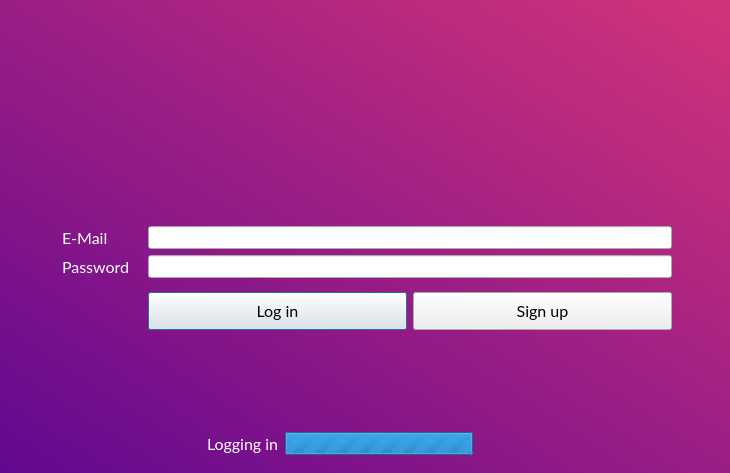
Qt form mainwindow.ui (InamataIO/Flasher) before a commit.
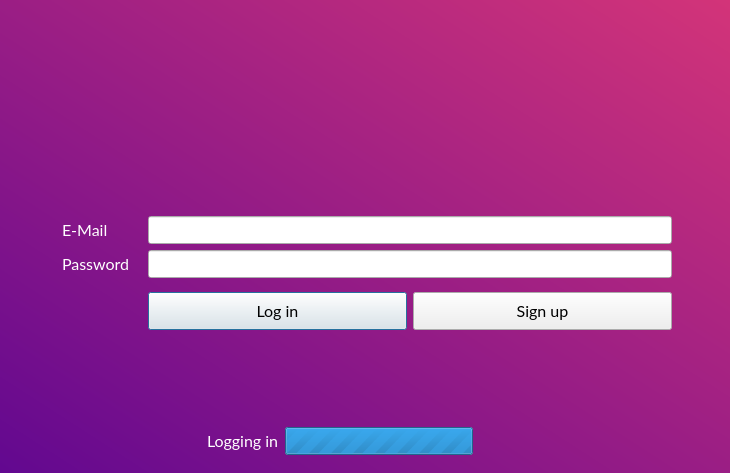
The same form after that commit. Icons and pictures are not drawn.

```diff
--- a/mainwindow.ui
+++ b/mainwindow.ui
@@ -28,6 +28,7 @@
   <property name="styleSheet">
    <string notr="true">* {
   font-family: Lato;
+  font-size: 16px;
 }
 QPushButton {
   font-size: 16px;
```
Left out of the diff: 4 changed lines with no effect on the pictures.
